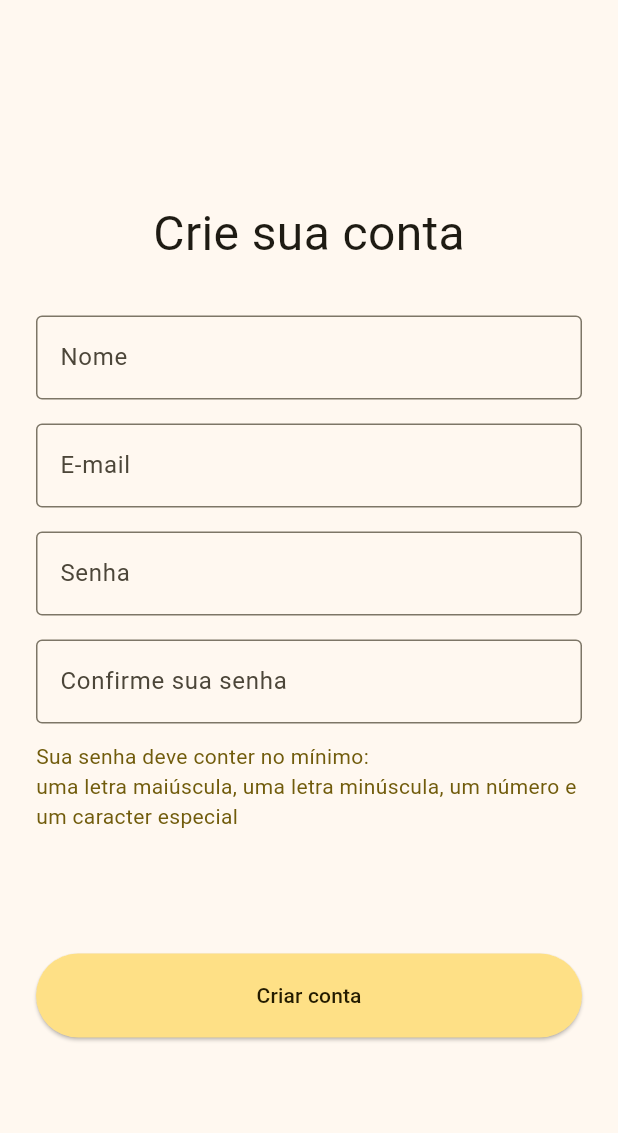
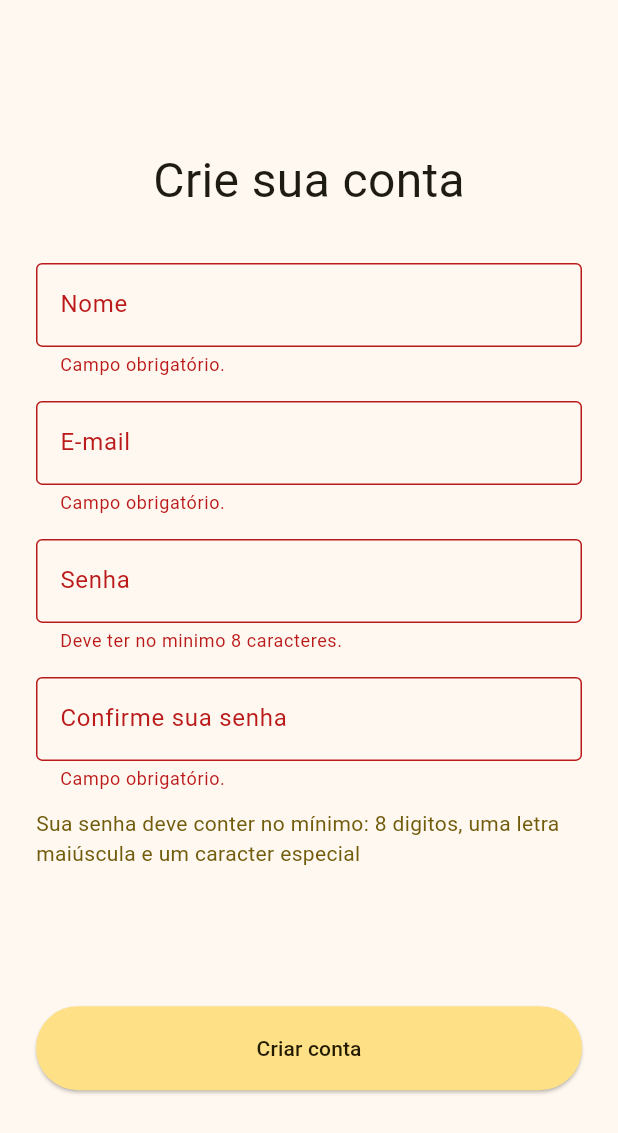
Before and after one commit to mattatito/bilhetinhos, a Flutter app: the CreateAccountPage screen opened by its route, after a tap on "Criar conta", on a phone screen of 412 x 824 dp. Shown: the top 1133 px of the screen. Run offline on Flutter 3.47's test engine with Material 3 defaults, Android fonts, the phone set to English and light mode, and no system bars; our stand-ins replace firebase_auth, firebase_core, flutter_bloc; accounts and stored records are empty.

Commit message:
feat: add form validation on create account page

```diff
--- a/lib/modules/auth/data/repositories/user_authentication_repository_impl.dart
+++ b/lib/modules/auth/data/repositories/user_authentication_repository_impl.dart
@@ -44,6 +44,8 @@ class UserAuthenticationRepositoryImpl implements UserRemoteAuthenticationReposi
     try{
       final userCredential = await auth.createUserWithEmailAndPassword(email: email, password: password);
       await userCredential.user?.updateDisplayName(name);
+
+      return NoAuthError();
     } on FirebaseAuthException catch(e){
       if(e.code == firebaseEmailAlreadyInUse){
         return EmailAlreadyInUseError();
--- a/lib/modules/auth/presentation/pages/create_account_page.dart
+++ b/lib/modules/auth/presentation/pages/create_account_page.dart
@@ -2,31 +2,109 @@ import 'package:bilhetinhos/modules/auth/data/repositories/user_authentication_r
 import 'package:bilhetinhos/modules/auth/domain/use_cases/create_user_use_case.dart';
 import 'package:bilhetinhos/modules/auth/presentation/states/register_state.dart';
 import 'package:bilhetinhos/modules/auth/presentation/viewmodels/register_viewmodel.dart';
-import 'package:bilhetinhos/modules/core-ui/widgets/outline_text_field.dart';
 import 'package:firebase_auth/firebase_auth.dart';
 import 'package:flutter/material.dart';
 import 'package:flutter_bloc/flutter_bloc.dart';
 
-class CreateAccountPage extends StatelessWidget {
+class CreateAccountPage extends StatefulWidget {
+  const CreateAccountPage({super.key});
+
+  @override
+  State<CreateAccountPage> createState() => _CreateAccountPageState();
+}
+
+class _CreateAccountPageState extends State<CreateAccountPage> {
+  final _formKey = GlobalKey<FormState>();
+  final _passwordKey = GlobalKey<FormFieldState>();
+  final _confirmPasswordKey = GlobalKey<FormFieldState>();
+
   final registerViewModel = RegisterViewModel(
     CreateUserUseCaseImpl(
       UserAuthenticationRepositoryImpl(FirebaseAuth.instance),
     ),
   );
 
-  CreateAccountPage({super.key});
+  void handleCreateButton() {
+    if (_formKey.currentState?.validate() ?? false) {
+      _formKey.currentState?.save();
+      registerViewModel.registerUser();
+    }
+  }
+
+  String? _verifyFieldIsEmpty(String? value) {
+    if (value == null) {
+      return null;
+    }
+
+    if (value.trim().isEmpty) {
+      return 'Campo obrigatório.';
+    }
+    return null;
+  }
+
+  String? _validateEmail(String? value) {
+    final isEmpty = _verifyFieldIsEmpty(value);
+
+    final emailValidator = RegExp(r'^[\w-\.]+@([\w-]+\.)+[\w-]{2,4}$');
+
+    final isValidEmail = emailValidator.hasMatch(value!);
+    final validEmailMessage = isValidEmail ? null : 'E-mail inválido';
+
+    return isEmpty ?? validEmailMessage;
+  }
+
+  String? _passwordValidator(String? value) {
+    final isEmpty = _verifyFieldIsEmpty(value);
+    if (value == null) {
+      return isEmpty;
+    }
+
+    if (value.length < 8) {
+      return 'Deve ter no minimo 8 caracteres.';
+    }
+
+    if (!value.contains(RegExp(r'[A-Z]'))) {
+      return 'Deve conter uma letra maiúscula.';
+    }
+
+    if (!value.contains(RegExp(r'[^a-zA-Z\d\s:]'))) {
+      return 'Deve conter um caracter especial.';
+    }
+
+    return isEmpty;
+  }
+
+  String? _confirmPasswordValidator(String? value) {
+    final isEmpty = _verifyFieldIsEmpty(value);
+
+    if (value != null && _passwordKey.currentState?.value != value) {
+      return 'A confirmação deve ser igual a senha.';
+    }
+
+    return isEmpty;
+  }
 
   @override
   Widget build(BuildContext context) {
     final colorScheme = Theme.of(context).colorScheme;
     return Scaffold(
-      body: Padding(
+      body: Form(
+        key: _formKey,
+        child: Padding(
           padding: const EdgeInsets.symmetric(horizontal: 24),
+          child: BlocListener(
+            bloc: registerViewModel,
+            listener: (context, state) {
+              if(state is RegisterSucceed){
+                ScaffoldMessenger.of(context).showSnackBar(const SnackBar(content: Text('Conta criada com sucesso!')));
+                Navigator.of(context).pop();
+              }
+            },
             child: Column(
               mainAxisAlignment: MainAxisAlignment.center,
               children: [
                 const Flexible(
-              flex: 2,
+                  flex: 1,
                   child: Text(
                     "Crie sua conta",
                     style: TextStyle(fontSize: 32),
@@ -36,36 +114,50 @@ class CreateAccountPage extends StatelessWidget {
                   height: 32,
                 ),
                 Flexible(
-              child: OutlineTextField(
-                labelText: 'Nome',
-                onChanged: (value) => registerViewModel.changeUserNameValue(value ?? ""),
+                  child: BlocBuilder<RegisterViewModel, RegisterState>(
+                      bloc: registerViewModel,
+                      builder: (context, state) {
+                        return TextFormField(
+                          decoration:
+                              const InputDecoration(border: OutlineInputBorder(), labelText: 'Nome'),
+                          onSaved: (value) => registerViewModel.changeUserNameValue(value ?? ''),
+                          validator: _verifyFieldIsEmpty,
+                        );
+                      }),
+                ),
+                const SizedBox(
+                  height: 16,
+                ),
+                Flexible(
+                  child: TextFormField(
+                    decoration:
+                        const InputDecoration(border: OutlineInputBorder(), labelText: 'E-mail'),
+                    onSaved: (value) => registerViewModel.changeEmailValue(value ?? ""),
+                    validator: _validateEmail,
                   ),
                 ),
                 const SizedBox(
                   height: 16,
                 ),
                 Flexible(
-              child: OutlineTextField(
-                labelText: 'E-mail',
-                onChanged: (value) => registerViewModel.changeEmailValue(value ?? ""),
+                  child: TextFormField(
+                    key: _passwordKey,
+                    decoration:
+                        const InputDecoration(border: OutlineInputBorder(), labelText: 'Senha'),
+                    onSaved: (value) => registerViewModel.changePasswordValue(value ?? ""),
+                    validator: _passwordValidator,
                   ),
                 ),
                 const SizedBox(
                   height: 16,
                 ),
                 Flexible(
-              child: OutlineTextField(
-                labelText: 'Senha',
-                onChanged: (value) => registerViewModel.changePasswordValue(value ?? ""),
-              ),
-            ),
-            const SizedBox(
-              height: 16,
-            ),
-            Flexible(
-              child: OutlineTextField(
-                labelText: 'Confirme sua senha',
-                onChanged: (value) => registerViewModel.changeConfirmPasswordValue(value ?? ""),
+                  child: TextFormField(
+                    key: _confirmPasswordKey,
+                    decoration: const InputDecoration(
+                        border: OutlineInputBorder(), labelText: 'Confirme sua senha'),
+                    onSaved: (value) => registerViewModel.changeConfirmPasswordValue(value ?? ""),
+                    validator: _confirmPasswordValidator,
                   ),
                 ),
                 const SizedBox(
@@ -75,7 +167,7 @@ class CreateAccountPage extends StatelessWidget {
                     child: SizedBox(
                   width: double.maxFinite,
                   child: Text(
-                    'Sua senha deve conter no mínimo:\numa letra maiúscula, uma letra minúscula, um número e um caracter especial',
+                    'Sua senha deve conter no mínimo:\ 8 digitos, uma letra maiúscula e um caracter especial',
                     style: TextStyle(
                       color: colorScheme.primary,
                     ),
@@ -91,7 +183,7 @@ class CreateAccountPage extends StatelessWidget {
                           bloc: registerViewModel,
                           builder: (context, state) {
                             return ElevatedButton(
-                          onPressed: state.loading ? null : registerViewModel.registerUser,
+                              onPressed: state.loading ? null : handleCreateButton,
                               style: ElevatedButton.styleFrom(
                                   backgroundColor: colorScheme.primaryContainer,
                                   overlayColor: colorScheme.onPrimaryContainer),
@@ -107,6 +199,8 @@ class CreateAccountPage extends StatelessWidget {
               ],
             ),
           ),
+        ),
+      ),
     );
   }
 }
--- /dev/null
+++ b/lib/modules/auth/presentation/widgets/create_account_form.dart
@@ -0,0 +1,16 @@
+
+import 'package:flutter/material.dart';
+
+class CreateAccountForm extends StatefulWidget {
+  const CreateAccountForm({super.key});
+
+  @override
+  State<CreateAccountForm> createState() => _CreateAccountFormState();
+}
+
+class _CreateAccountFormState extends State<CreateAccountForm> {
+  @override
+  Widget build(BuildContext context) {
+    return const Placeholder();
+  }
+}
```
Lines whose indentation alone changed are shown as unchanged.
